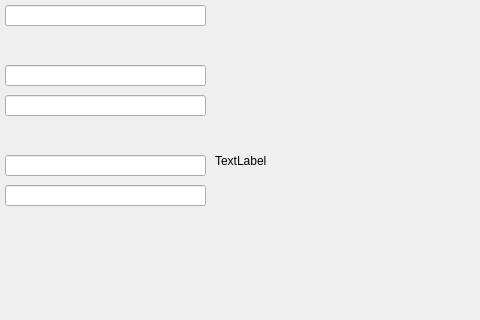
First picture: the form in dialog_form_2.ui, repository tanyaflos76/project_1, before the edit; both pictures show x 125 to 605 and y 105 to 425 of the 911 by 544 pixel window.
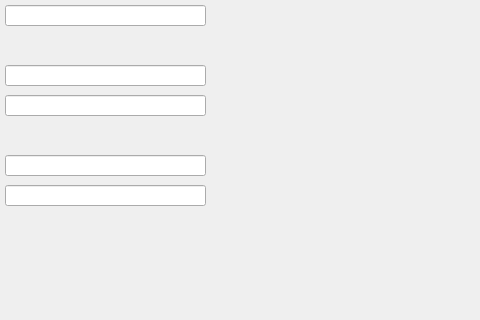
Second picture: the form after the edit.

```diff
--- a/dialog_form_2.ui
+++ b/dialog_form_2.ui
@@ -77,7 +77,7 @@
     </rect>
    </property>
    <property name="text">
-    <string>TextLabel</string>
+    <string/>
    </property>
   </widget>
   <widget class="QLabel" name="label_7">
```
